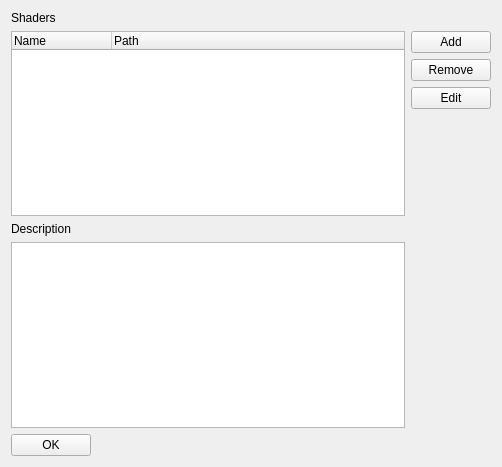
First picture: the form in code/nel/tools/3d/object_viewer_qt/src/plugins/material_editor/shader_widget.ui, repository ryzom/ryzomcore, before the edit.
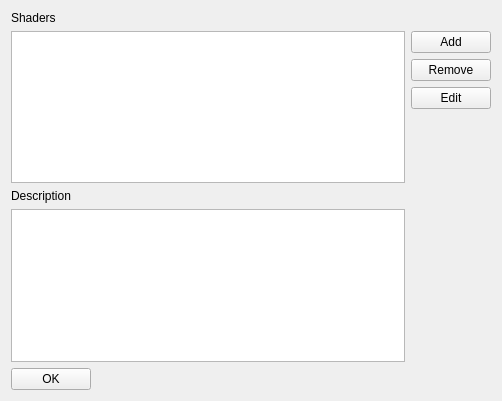
Second picture: the form after the edit.

Commit message:
Changed the Shader widget a little.
branch : gsoc2013-dfighter

The edit to the form file:
```diff
--- a/code/nel/tools/3d/object_viewer_qt/src/plugins/material_editor/shader_widget.ui
+++ b/code/nel/tools/3d/object_viewer_qt/src/plugins/material_editor/shader_widget.ui
@@ -10,7 +10,7 @@
     <x>0</x>
     <y>0</y>
     <width>502</width>
-    <height>467</height>
+    <height>401</height>
    </rect>
   </property>
   <property name="windowTitle">
@@ -25,18 +25,7 @@
     </widget>
    </item>
    <item row="1" column="0" rowspan="4" colspan="2">
-    <widget class="QTreeWidget" name="shaderListWidget">
-     <column>
-      <property name="text">
-       <string>Name</string>
-      </property>
-     </column>
-     <column>
-      <property name="text">
-       <string>Path</string>
-      </property>
-     </column>
-    </widget>
+    <widget class="QListWidget" name="shaderList"/>
    </item>
    <item row="1" column="2">
     <widget class="QPushButton" name="addButton">
@@ -84,7 +73,7 @@
      </property>
     </spacer>
    </item>
-   <item row="5" column="0" colspan="2">
+   <item row="5" column="0">
     <widget class="QLabel" name="label_2">
      <property name="text">
       <string>Description</string>
```
The commit also changes 3 other files.
